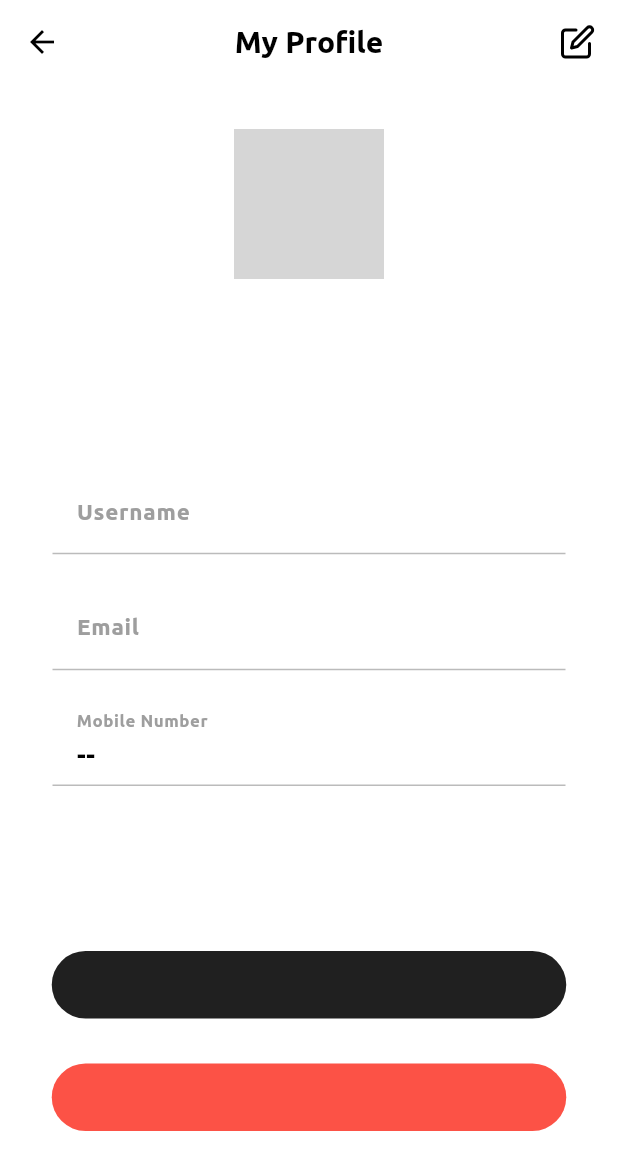
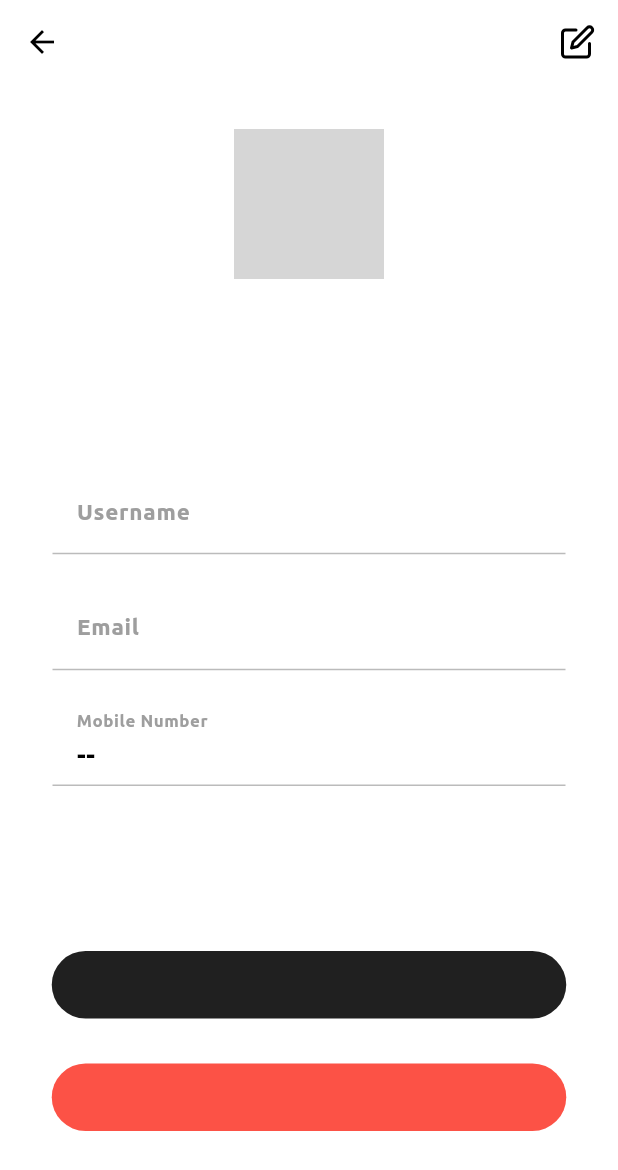
Before and after one commit to top2429/Finance-App, a Flutter app: the ProfileScreen screen opened directly with empty values, on a phone screen of 412 x 824 dp. Shown: the top 1170 px of the screen. Run offline on Flutter 3.47's test engine with Material 3 defaults, Android fonts, the phone set to English and light mode, and no system bars; our stand-ins replace buttons_tabbar, cloud_firestore, firebase_auth, firebase_core, fl_chart, flutter_otp_text_field and 3 more; missing offline and left inert: flutterwave_standard, pin_plus_keyboard; accounts and stored records are empty; project files that could hold a hidden picture were left out; grey boxes are pictures that could not be loaded.

Commit message:
fix: Some features is updated.

```diff
--- a/lib/features/profile/presentation/profileScreen.dart
+++ b/lib/features/profile/presentation/profileScreen.dart
@@ -55,10 +55,6 @@ class _ProfileScreenState extends State<ProfileScreen> {
             )
           ],
           centerTitle: true,
-          title: const Text(
-            "My Profile",
-            style: TextStyle(fontSize: 20),
-          ),
           elevation: 0,
           backgroundColor: Colors.white,
           leading: IconButton(
```
